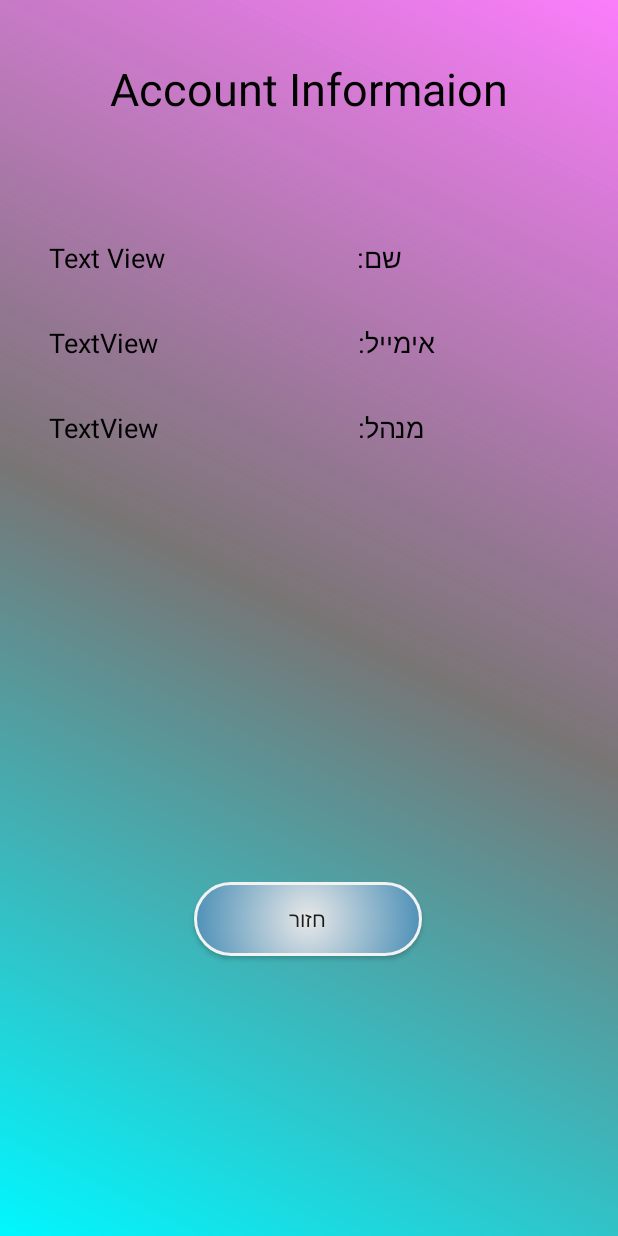
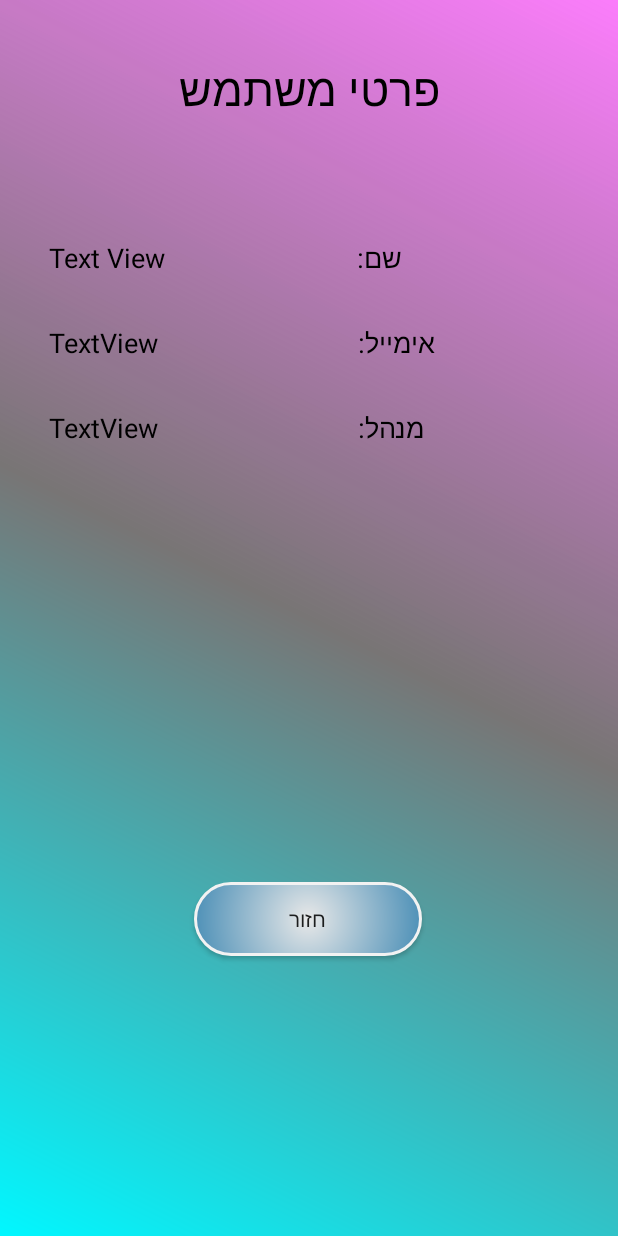
Before and after one commit to roisusi/Android1-HIT-Project, an Android app: the layout activity_account_info_heb.xml on its own in the app's theme, with its tools: preview values and no code run, on a phone screen of 412 x 824 dp. Run offline under Robolectric (Android 15) with nearby library versions, the phone set to English and light mode, and no system bars.

Commit message:
all hebrew

```diff
--- a/RRsZoo/app/src/main/res/layout/activity_account_info_heb.xml
+++ b/RRsZoo/app/src/main/res/layout/activity_account_info_heb.xml
@@ -100,7 +100,7 @@
         android:layout_width="wrap_content"
         android:layout_height="wrap_content"
         android:layout_marginTop="32dp"
-        android:text="Account Informaion"
+        android:text="פרטי משתמש"
         android:textColor="@color/black"
         android:textSize="30sp"
         app:layout_constraintEnd_toEndOf="parent"
```
